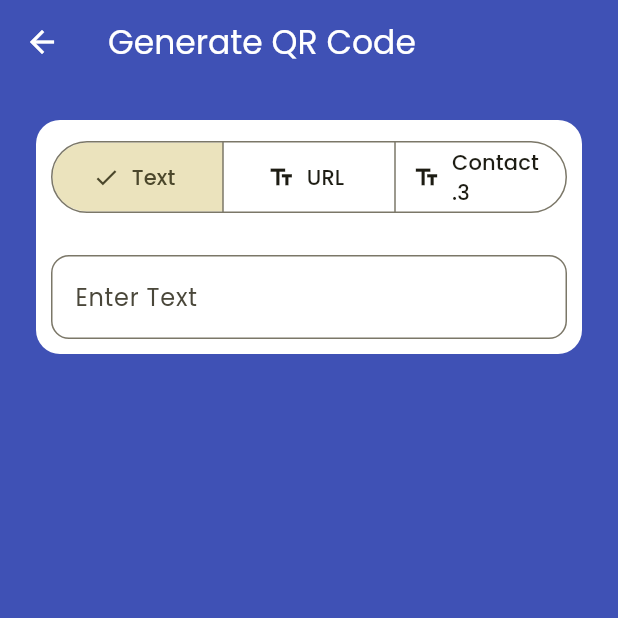
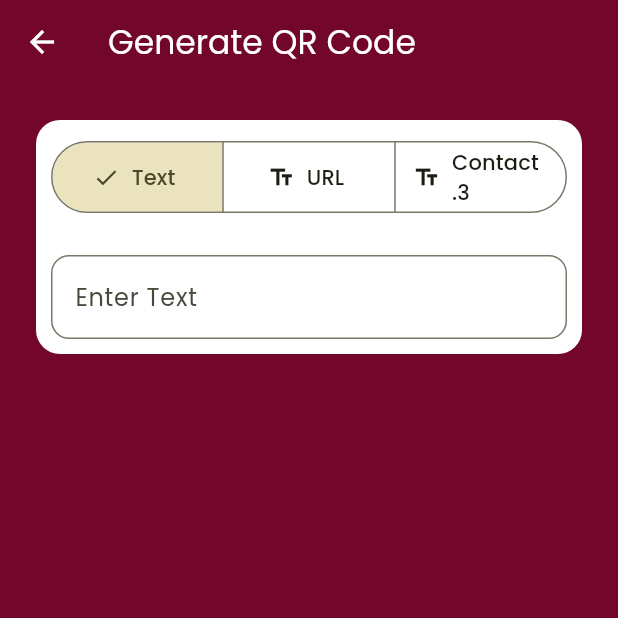
Before and after one commit to ChaminduWn/Qr-Scanner-Flutter, a Flutter app: the screen it shows after launch, after a tap on "Generate QR Code", on a phone screen of 412 x 824 dp, the top half of it. Run offline on Flutter 3.47's test engine with Material 3 defaults, Android fonts, the phone set to English and light mode, and no system bars; our stand-ins replace flutter_contacts, google_fonts, permission_handler, qr_flutter, screenshot, share_plus; missing offline and left inert: mobile_scanner.

Commit message:
chnage bg color

```diff
--- a/qr_scanner/lib/home_screen.dart
+++ b/qr_scanner/lib/home_screen.dart
@@ -9,14 +9,14 @@ class HomeScreen extends StatelessWidget {
   @override
   Widget build(BuildContext context) {
     return Scaffold(
-      backgroundColor: Colors.indigo,
+      backgroundColor: const Color.fromARGB(255, 114, 7, 43),
       body: SafeArea(
         child: Column(
           children: [
             SizedBox(height: 20),
             Padding(
               padding: EdgeInsets.all(24),
-              child: Text("QR CODE Max",
+              child: Text("WN QR CODE",
               style:GoogleFonts.poppins(
                 fontSize: 32,
                 fontWeight: FontWeight.bold,
@@ -86,7 +86,7 @@ class HomeScreen extends StatelessWidget {
         height: 200,
         width:250,
         decoration :BoxDecoration(
-          color: Colors.indigo,
+          color: const Color.fromARGB(255, 114, 7, 43),
           borderRadius: BorderRadius.circular(15),
 
         ),
--- a/qr_scanner/lib/qr_generator_screen.dart
+++ b/qr_scanner/lib/qr_generator_screen.dart
@@ -1,5 +1,4 @@
 import 'dart:io';
-
 import 'package:flutter/material.dart';
 import 'package:google_fonts/google_fonts.dart';
 import 'package:path_provider/path_provider.dart';
@@ -119,9 +118,9 @@ Widget _buildTextField(TextEditingController controller, String label){
   @override
   Widget build(BuildContext context) {
     return Scaffold(
-      backgroundColor: Colors.indigo,
+      backgroundColor: const Color.fromARGB(255, 114, 7, 43),
       appBar: AppBar(
-        backgroundColor: Colors.indigo,
+        backgroundColor: const Color.fromARGB(255, 114, 7, 43),
         foregroundColor: Colors.white,
         elevation: 0,
         title: Text('Generate QR Code',style: GoogleFonts.poppins()),
```
Also changed, not shown: qr_scanner/lib/qr_scanner_screen.dart (+5 -5 lines).
